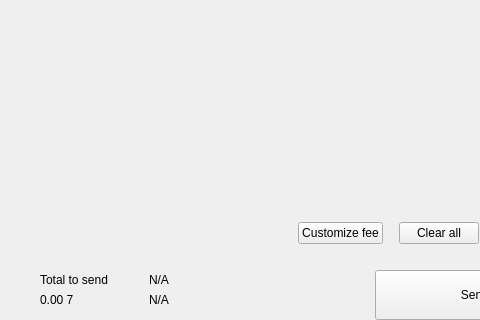
Above: src/qt/pivx/forms/send.ui from SkynetResearchProject/Skyrcoin before the change; both pictures show x 0 to 480 and y 380 to 700 of the 893 by 700 pixel window. Below: the same form after it.
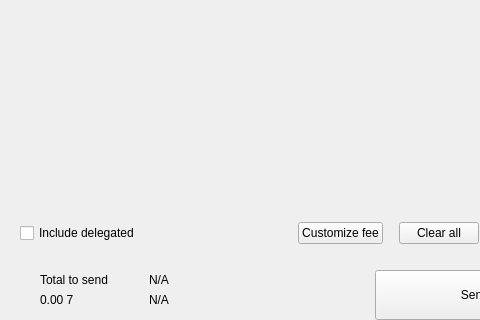
That is the form after the change. Custom widgets are drawn as their Qt base class.

```diff
--- a/src/qt/pivx/forms/send.ui
+++ b/src/qt/pivx/forms/send.ui
@@ -269,6 +269,16 @@
           <property name="rightMargin">
            <number>20</number>
           </property>
+          <item>
+           <widget class="QCheckBox" name="checkBoxDelegations">
+            <property name="layoutDirection">
+             <enum>Qt::LeftToRight</enum>
+            </property>
+            <property name="text">
+             <string>Include delegated</string>
+            </property>
+           </widget>
+          </item>
           <item>
            <spacer name="horizontalSpacer_4">
             <property name="orientation">
```
